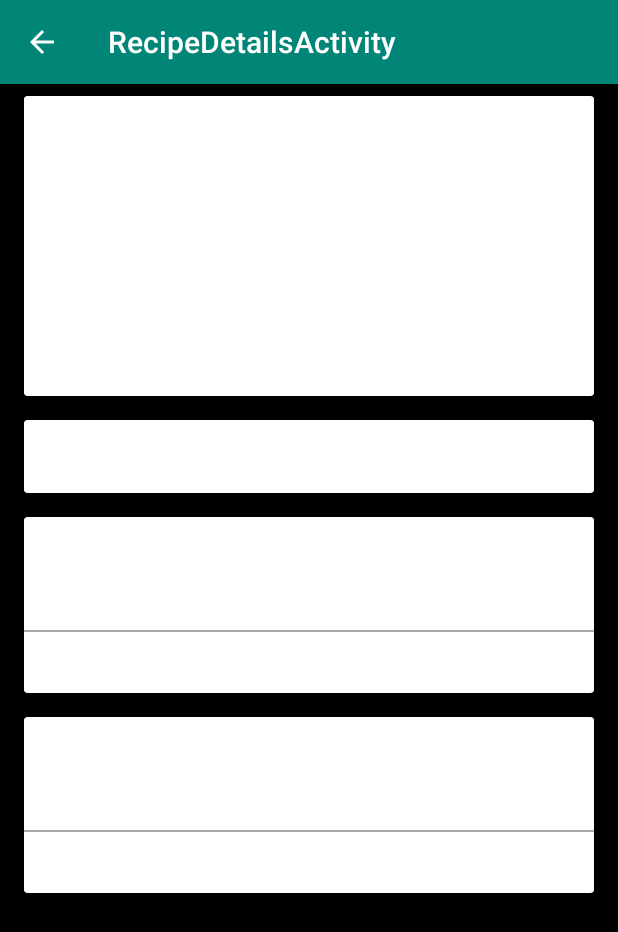
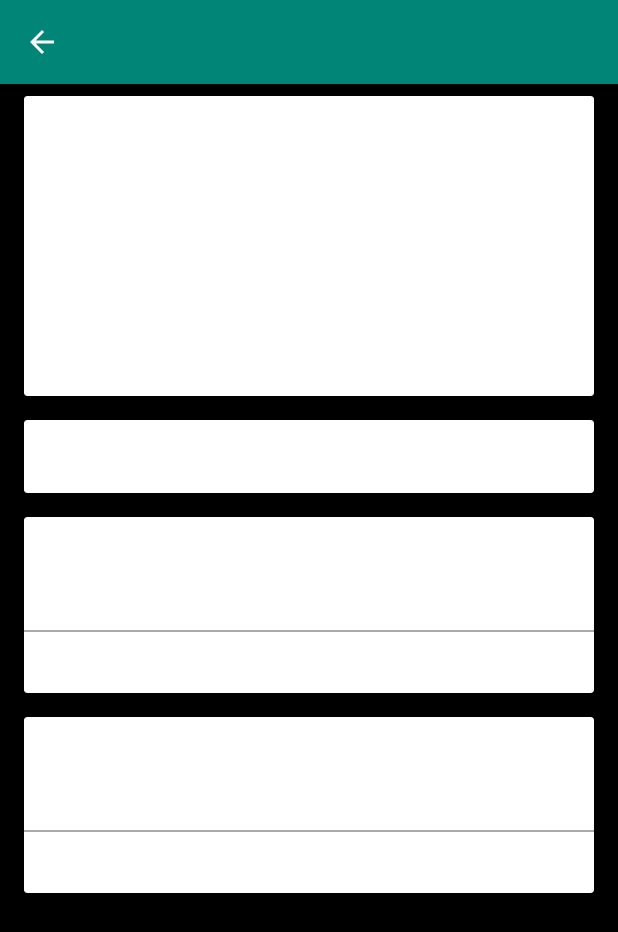
Before and after one commit to juandiegovqdev/RecipesAndroidApp, an Android app: the RecipeDetailsActivity screen opened directly, with no data from a screen before it, on a phone screen of 412 x 824 dp. Shown: the top 932 px of the screen. Run offline under Robolectric (Android 15) with nearby library versions, the phone set to English and light mode, and no system bars.

Commit message:
no message

```diff
--- a/app/src/main/java/com/juandiegovqdev/recipesandroidapp/activities/RecipeDetailsActivity.kt
+++ b/app/src/main/java/com/juandiegovqdev/recipesandroidapp/activities/RecipeDetailsActivity.kt
@@ -2,8 +2,10 @@ package com.juandiegovqdev.recipesandroidapp.activities
 
 import android.os.Bundle
 import androidx.appcompat.app.AppCompatActivity
+import com.juandiegovqdev.recipesandroidapp.GenericVariables
 import com.juandiegovqdev.recipesandroidapp.R
 import kotlinx.android.synthetic.main.activity_recipe_details.*
+import kotlinx.android.synthetic.main.content_recipe_details.*
 
 class RecipeDetailsActivity : AppCompatActivity() {
 
@@ -18,6 +20,10 @@ class RecipeDetailsActivity : AppCompatActivity() {
         val actionBar = supportActionBar
         actionBar!!.setHomeButtonEnabled(true)
         actionBar.setDisplayHomeAsUpEnabled(true)
+        actionBar.title = GenericVariables.selectedRecipe.title
+        recipe_title.text = GenericVariables.selectedRecipe.title
+        recipe_ingredients.text = GenericVariables.selectedRecipe.ingredients
+        recipe_website.text = GenericVariables.selectedRecipe.href
     }
 
     fun initializeListeners() {
--- a/app/src/main/java/com/juandiegovqdev/recipesandroidapp/adapter/RecipeListViewAdapter.kt
+++ b/app/src/main/java/com/juandiegovqdev/recipesandroidapp/adapter/RecipeListViewAdapter.kt
@@ -31,7 +31,7 @@ class RecipeListViewAdapter(private var activity: Activity, private var items: A
         val viewHolder: ViewHolder
         if (convertView == null) {
             val inflater =
-                activity?.getSystemService(Context.LAYOUT_INFLATER_SERVICE) as LayoutInflater
+                activity.getSystemService(Context.LAYOUT_INFLATER_SERVICE) as LayoutInflater
             view = inflater.inflate(R.layout.list_view_recipe, null)
             viewHolder = ViewHolder(view)
             view.tag = viewHolder
--- a/app/src/main/res/layout/activity_main.xml
+++ b/app/src/main/res/layout/activity_main.xml
@@ -2,8 +2,8 @@
 <androidx.constraintlayout.widget.ConstraintLayout xmlns:android="http://schemas.android.com/apk/res/android"
     xmlns:tools="http://schemas.android.com/tools"
     android:layout_width="match_parent"
+    android:layout_height="match_parent"
     android:background="#000"
-    android:layout_height="match_parent"
     tools:context=".activities.MainActivity">
 
     <ListView
@@ -17,9 +17,8 @@
         android:layout_height="match_parent"
         android:gravity="center_vertical|center_horizontal"
         android:text="NO RECIPES SEARCHED!"
-        android:textColor="@android:color/black"
+        android:textColor="@android:color/white"
         android:textSize="30sp"
-        android:visibility="invisible"
         tools:ignore="HardcodedText" />
 
 </androidx.constraintlayout.widget.ConstraintLayout>
--- a/app/src/main/res/layout/activity_recipe_details.xml
+++ b/app/src/main/res/layout/activity_recipe_details.xml
@@ -3,8 +3,8 @@
     xmlns:app="http://schemas.android.com/apk/res-auto"
     xmlns:tools="http://schemas.android.com/tools"
     android:layout_width="match_parent"
+    android:layout_height="match_parent"
     android:background="#000"
-    android:layout_height="match_parent"
     tools:context=".activities.RecipeDetailsActivity">
 
     <com.google.android.material.appbar.AppBarLayout
--- a/app/src/main/res/layout/content_recipe_details.xml
+++ b/app/src/main/res/layout/content_recipe_details.xml
@@ -50,6 +50,7 @@
             tools:targetApi="lollipop">
 
             <TextView
+                android:id="@+id/recipe_title"
                 android:layout_width="match_parent"
                 android:layout_height="wrap_content"
                 android:layout_margin="8dp"
@@ -92,6 +93,7 @@
                     android:background="@android:color/darker_gray" />
 
                 <TextView
+                    android:id="@+id/recipe_ingredients"
                     android:layout_width="match_parent"
                     android:layout_height="wrap_content"
                     android:layout_margin="8dp"
@@ -137,6 +139,7 @@
                     android:background="@android:color/darker_gray" />
 
                 <TextView
+                    android:id="@+id/recipe_website"
                     android:layout_width="match_parent"
                     android:layout_height="wrap_content"
                     android:layout_margin="8dp"
--- a/app/src/main/res/layout/list_view_recipe.xml
+++ b/app/src/main/res/layout/list_view_recipe.xml
@@ -30,7 +30,11 @@
                 android:id="@+id/recipe_thumbnail"
                 android:layout_width="60dp"
                 android:layout_height="60dp"
-                android:layout_margin="8dp"
+                android:layout_alignTop="@+id/recipe_title"
+                android:layout_alignBottom="@+id/recipe_ingredients"
+                android:layout_marginLeft="8dp"
+                android:layout_marginRight="8dp"
+                android:foregroundGravity=""
                 tools:ignore="ContentDescription" />
 
             <TextView
```
Also changed, not shown: app/src/main/java/com/juandiegovqdev/recipesandroidapp/activities/MainActivity.kt (+6 -9 lines).
